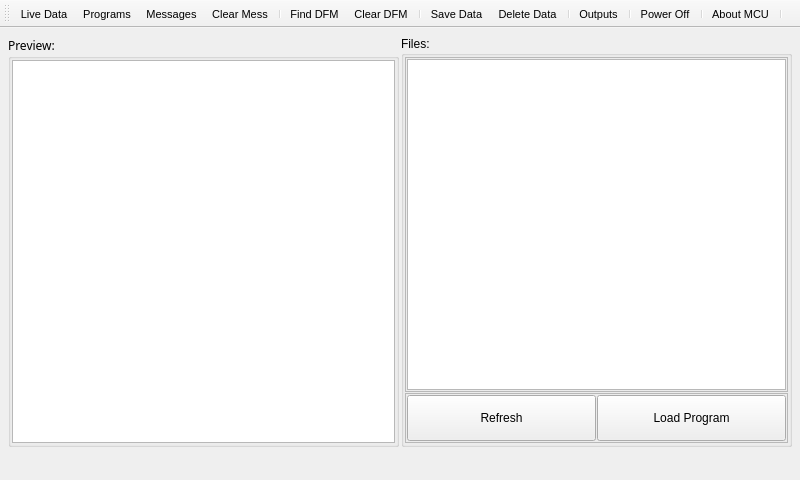
The window that Mainwindow.ui (spletcher1/PyMCU) describes before a commit, drawn with Qt 5.
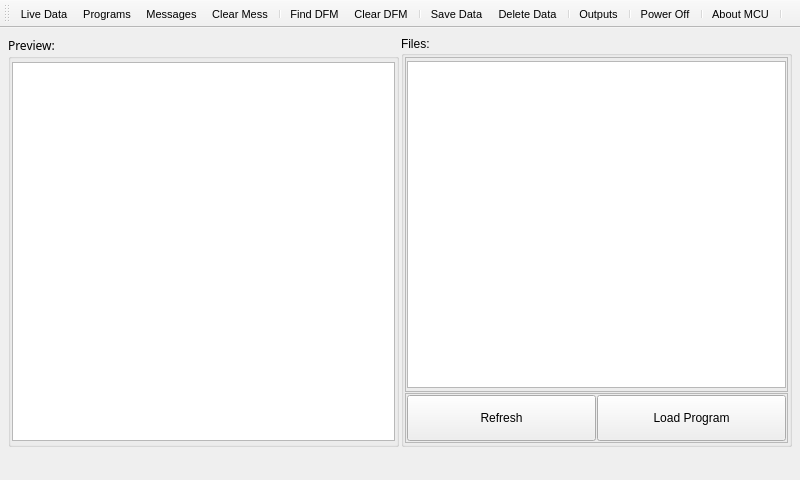
The same window after the commit. The open tabs and pages were chosen to show the change. Icons and pictures are not drawn.

What changed in the file:
```diff
--- a/Mainwindow.ui
+++ b/Mainwindow.ui
@@ -1352,13 +1352,13 @@
             <number>1</number>
            </property>
            <property name="topMargin">
-            <number>1</number>
+            <number>3</number>
            </property>
            <property name="rightMargin">
             <number>1</number>
            </property>
            <property name="bottomMargin">
-            <number>1</number>
+            <number>3</number>
            </property>
            <item>
             <widget class="QTextEdit" name="ProgramPreviewTextBox">
@@ -1383,6 +1383,12 @@
           <property name="title">
            <string>Files:</string>
           </property>
+          <property name="alignment">
+           <set>Qt::AlignLeading|Qt::AlignLeft|Qt::AlignTop</set>
+          </property>
+          <property name="flat">
+           <bool>true</bool>
+          </property>
           <layout class="QVBoxLayout" name="verticalLayout_9">
            <property name="spacing">
             <number>1</number>
@@ -1415,13 +1421,13 @@
                <number>1</number>
               </property>
               <property name="topMargin">
-               <number>1</number>
+               <number>3</number>
               </property>
               <property name="rightMargin">
                <number>1</number>
               </property>
               <property name="bottomMargin">
-               <number>1</number>
+               <number>3</number>
               </property>
               <item>
                <widget class="QListWidget" name="FilesListWidget">
```
Left out of the diff: 18 changed lines with no effect on the pictures.
